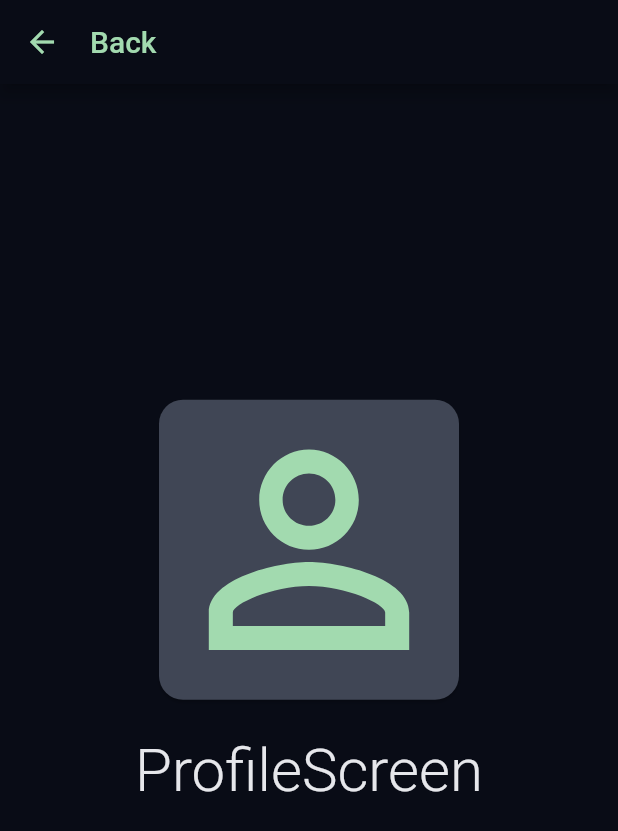
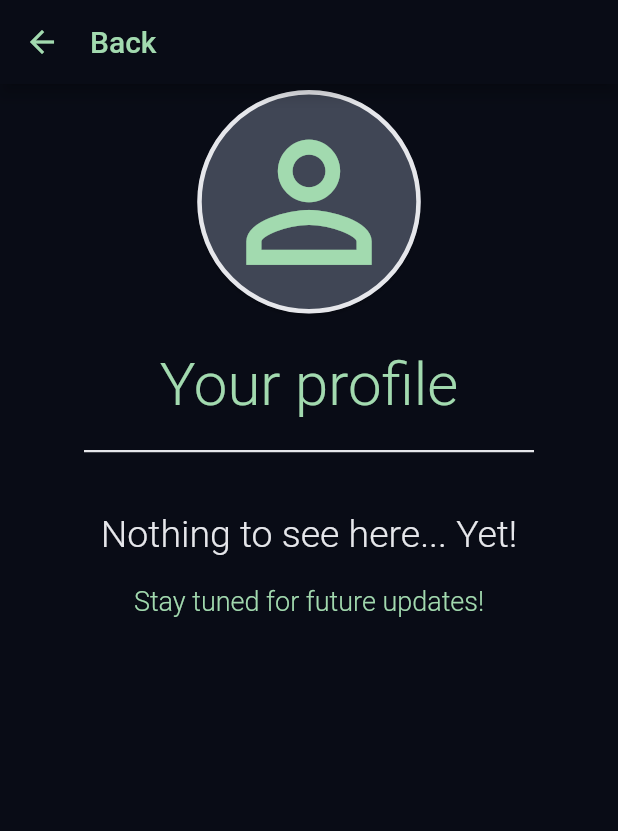
Before and after one commit to TNelen/BlackBox, a Flutter app: the screen it shows after launch, after a tap on "Profile", on a phone screen of 412 x 824 dp. Shown: the top 831 px of the screen. Run offline on Flutter 3.47's test engine with Material 2 defaults, Android fonts, the phone set to English and light mode, and no system bars; our stand-ins replace cloud_firestore, dots_indicator, firebase_auth, google_sign_in, share; missing offline and left inert: back_button_interceptor; accounts and stored records are empty.

Commit message:
updated report problem screen and profilescreen

```diff
--- a/blackbox/lib/Screens/ProfileScreen.dart
+++ b/blackbox/lib/Screens/ProfileScreen.dart
@@ -61,27 +61,52 @@ class _ProfileScreenState extends State<ProfileScreen> {
               child: Container(
                 color: Constants.iBlack,
                 child: Column(
-                    mainAxisAlignment: MainAxisAlignment.center,
+                    mainAxisAlignment: MainAxisAlignment.start,
                     children: <Widget>[
                       Card(
                           color: Constants.iDarkGrey,
                           shape: RoundedRectangleBorder(
-                            borderRadius: BorderRadius.circular(16.0),
+                            side: new BorderSide(
+                                color: Constants.iWhite, width: 3),
+                            borderRadius: BorderRadius.circular(88.0),
                           ),
-                          child: Icon(
+                          child: Padding(
+                            padding: EdgeInsets.all(12),
+                              child: Icon(
                             Icons.perm_identity,
-                            size: 200,
+                            size: 125,
                             color: Constants.iAccent,
-                          )),
+                          ))),
                       SizedBox(height: 20.0),
                       Text(
-                        'ProfileScreen',
+                        'Your profile',
                         style: new TextStyle(
-                            color: Constants.iWhite,
+                            color: Constants.iAccent,
                             fontSize: 40.0,
                             fontWeight: FontWeight.w300),
                       ),
-                      SizedBox(height: 80.0),
+                      SizedBox(height: 20.0),
+                      new Container(
+                        height: 1.5,
+                        width: 300,
+                        color: Constants.iWhite,
+                      ),
+                      SizedBox(height: 40.0),
+                      Text(
+                        'Nothing to see here... Yet!',
+                        style: new TextStyle(
+                            color: Constants.iWhite,
+                            fontSize: 25.0,
+                            fontWeight: FontWeight.w300),
+                      ),
+                      SizedBox(height: 20.0),
+                      Text(
+                        'Stay tuned for future updates!',
+                        style: new TextStyle(
+                            color: Constants.iAccent,
+                            fontSize: 18.0,
+                            fontWeight: FontWeight.w300),
+                      ),
                     ]),
               ),
             )));
--- a/blackbox/lib/Screens/ReportScreen.dart
+++ b/blackbox/lib/Screens/ReportScreen.dart
@@ -70,7 +70,9 @@ class _ReportScreenState extends State<ReportScreen> {
           color: Constants.iWhite,
           borderRadius: BorderRadius.circular(16.0),
           border: Border.all(
-              color: Constants.iDarkGrey, style: BorderStyle.solid, width: 0.01),
+              color: Constants.iDarkGrey,
+              style: BorderStyle.solid,
+              width: 0.01),
         ),
         child: DropdownButton<String>(
           value: categoryValue,
@@ -106,7 +108,9 @@ class _ReportScreenState extends State<ReportScreen> {
           color: Constants.iWhite,
           borderRadius: BorderRadius.circular(16.0),
           border: Border.all(
-              color: Constants.iDarkGrey, style: BorderStyle.solid, width: 0.01),
+              color: Constants.iDarkGrey,
+              style: BorderStyle.solid,
+              width: 0.01),
         ),
         child: DropdownButton<String>(
           value: locationValue,
@@ -175,6 +179,15 @@ class _ReportScreenState extends State<ReportScreen> {
                     shrinkWrap: true,
                     padding: const EdgeInsets.all(20.0),
                     children: [
+                      SizedBox(height: 20.0),
+                      Icon(
+                                Icons.report_problem,
+                                size: 75,
+                                color: Constants.iAccent,
+                              ),
+                      SizedBox(height: 20.0),
+
+                      Container(height: 1.5, color: Constants.iWhite,),
                       SizedBox(height: 40.0),
                       Text(
                         'Ran into an issue?',
--- a/blackbox/lib/Screens/SettingsScreen.dart
+++ b/blackbox/lib/Screens/SettingsScreen.dart
@@ -72,7 +72,7 @@ class _SettingsScreenState extends State<SettingsScreen> {
                     SizedBox(height: 20.0),
 
                     Text(
-                      'SettingsScreen',
+                      'Settings',
                       style: new TextStyle(color: Constants.iWhite, fontSize: 40.0, fontWeight: FontWeight.w300),
                     ),
                     SizedBox(height: 80.0),
```
